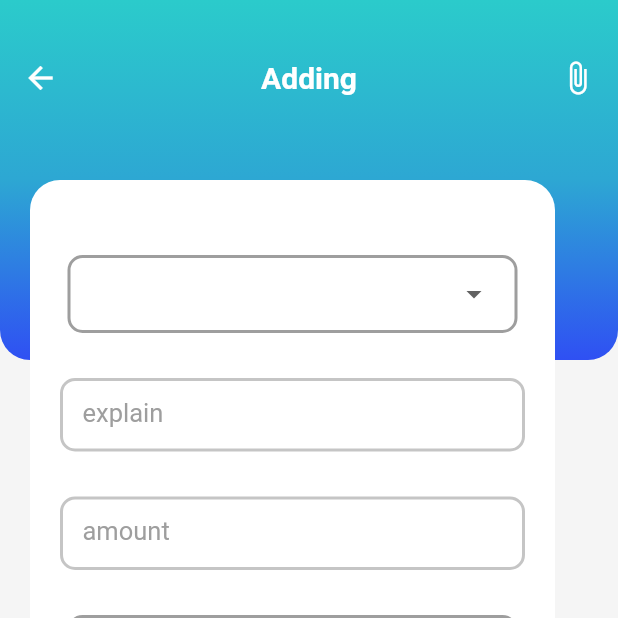
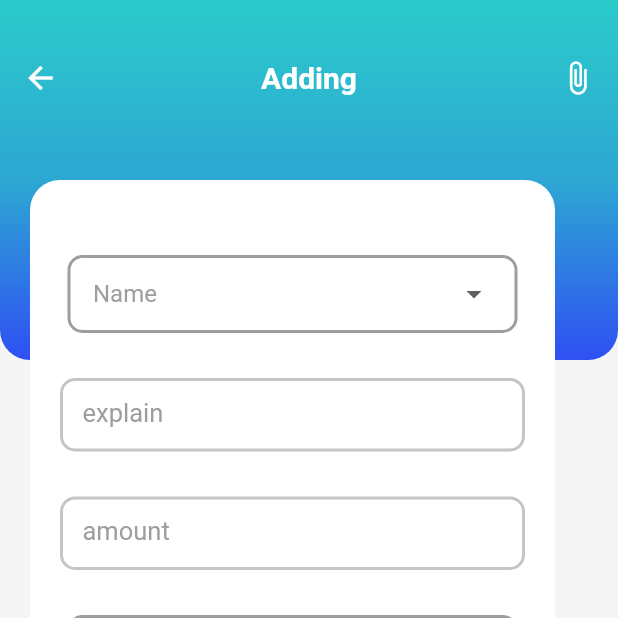
Before and after one commit to Abhinav1-Kumar/Expense-Manager, a Flutter app: the AddTrans screen opened directly, on a phone screen of 412 x 824 dp, the top half of it. Run offline on Flutter 3.47's test engine with Material 2 defaults, Android fonts, the phone set to English and light mode, and no system bars; our stand-ins replace cloud_firestore, date_format, firebase_auth, firebase_core, syncfusion_flutter_charts; accounts and stored records are empty.

Commit message:
Minor bugs fixed

```diff
--- a/lib/screens/add_trans.dart
+++ b/lib/screens/add_trans.dart
@@ -120,7 +120,7 @@ class _AddTransState extends State<AddTrans> {
                                       ),
                                       SizedBox(width: 10,),
                                       Text(
-                                        'name',
+                                        e,
                                         style: TextStyle(fontSize: 18,),
                                       )
                                     ],
@@ -140,7 +140,7 @@ class _AddTransState extends State<AddTrans> {
                                 ],
                               )).toList(),
                           hint: Text(
-                            _uid!,
+                            "Name",
                             style: TextStyle(color: Colors.grey),
                           ),
                           underline: Container(),
```
